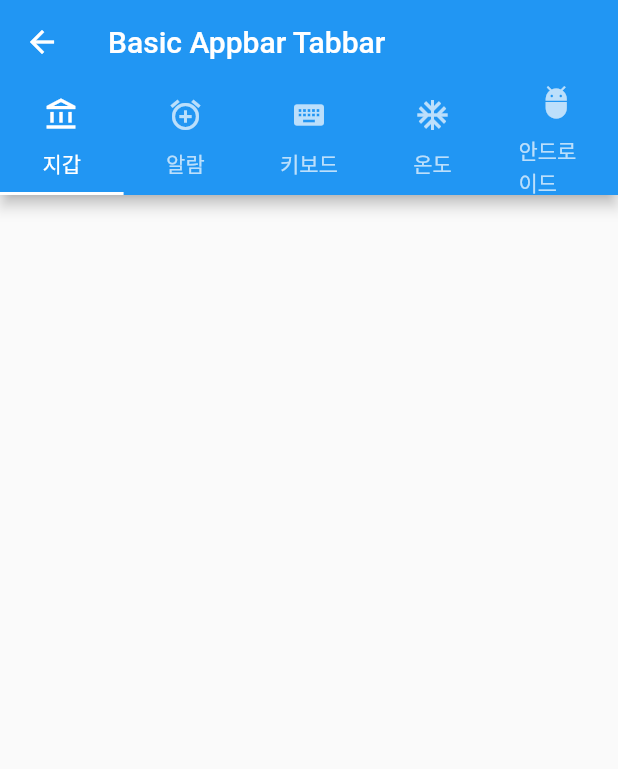
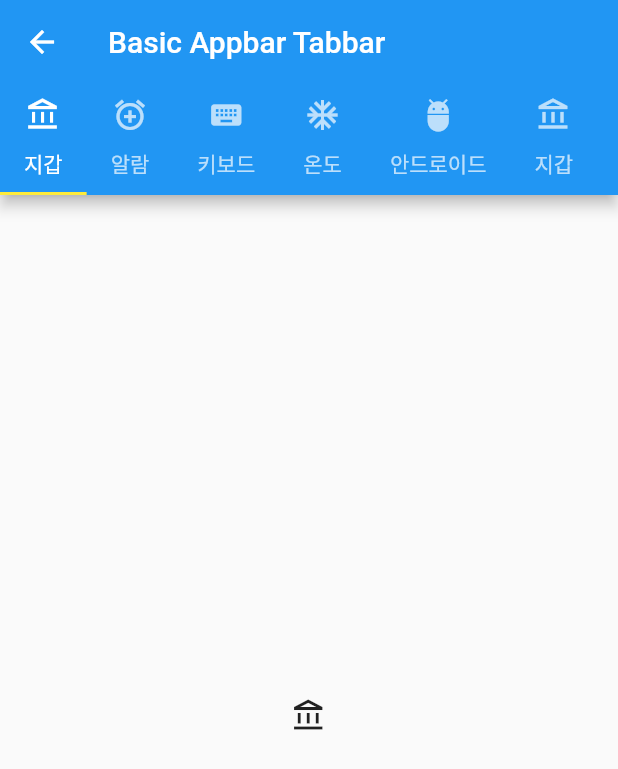
Before and after one commit to nzwgkim/scrollableWidgets, a Flutter app: the BasicAppbarTabbarScreen screen opened directly, on a phone screen of 412 x 824 dp. Shown: the top 769 px of the screen. Run offline on Flutter 3.47's test engine with Material 2 defaults, Android fonts, the phone set to English and light mode, and no system bars.

Commit message:
Tabbar Styling

```diff
--- a/lib/screen/tabBar/basic_tab_bar_screen.dart
+++ b/lib/screen/tabBar/basic_tab_bar_screen.dart
@@ -8,18 +8,33 @@ class BasicAppbarTabbarScreen extends StatelessWidget {
   @override
   Widget build(BuildContext context) {
     return DefaultTabController(
-        length: TABS.length,
+        length: TABS.length * 3,
         child: Scaffold(
           appBar: AppBar(
             title: const Text('Basic Appbar Tabbar'),
             bottom: TabBar(
-            tabs: TABS
+              indicatorColor: Colors.yellow,
+              isScrollable: true,
+              tabs: [
+                ...TABS,
+                ...TABS,
+                ...TABS,
+              ]
                   .map((e) => Tab(
                         icon: Icon(e.icon),
                         child: Text(e.label),
                       ))
                   .toList(),
             ),
-        )));
+          ),
+          body: TabBarView(
+            physics: const NeverScrollableScrollPhysics(),
+            children: [
+              ...TABS,
+              ...TABS,
+              ...TABS,
+            ].map((e) => Icon(e.icon)).toList(),
+          ),
+        ));
   }
 }
```
Lines whose indentation alone changed are shown as unchanged.
